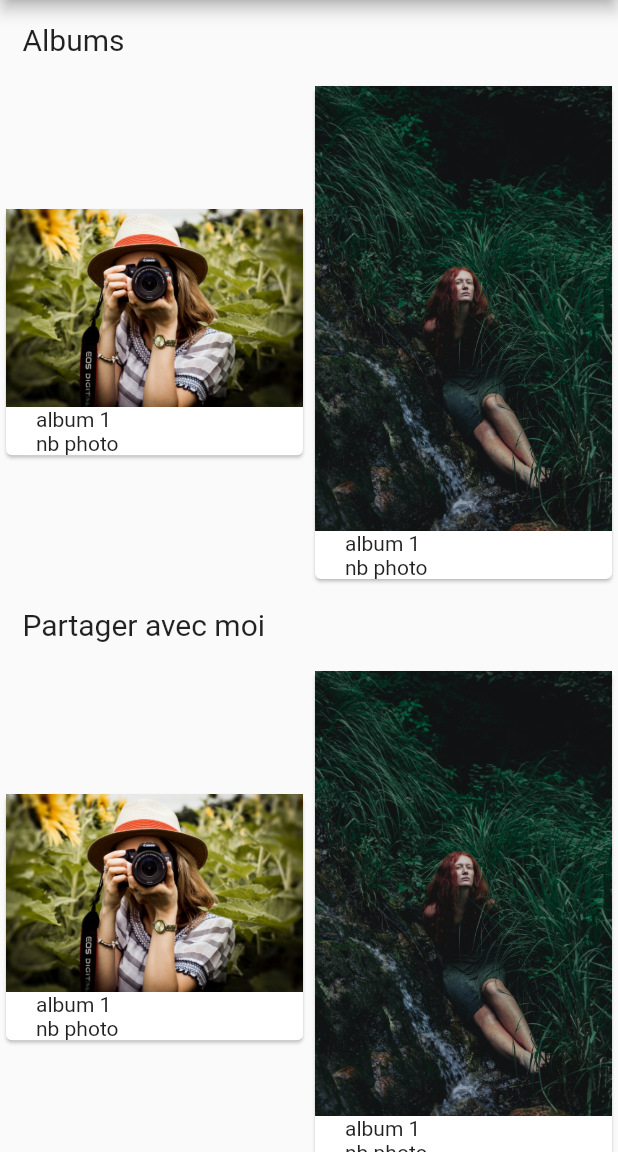
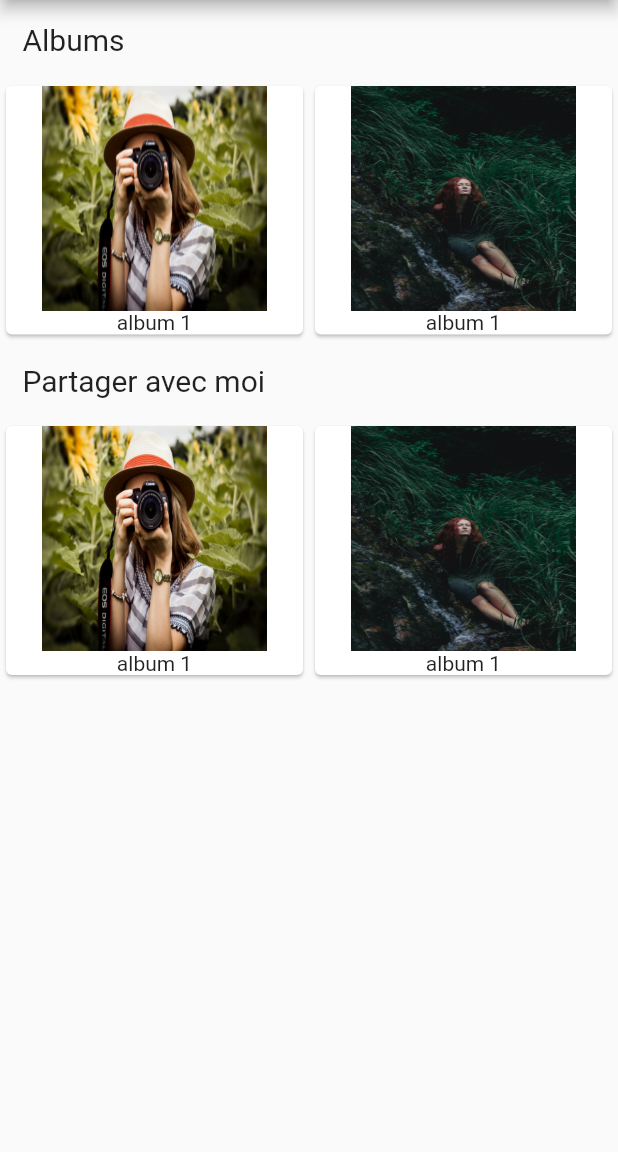
Before and after one commit to Darylabrador/SimpGalleryApp, a Flutter app: the Home screen opened by its route, on a phone screen of 412 x 824 dp, the part 84-1236 px from its top. Run offline on Flutter 3.47's test engine with Material 2 defaults, Android fonts, the phone set to English and light mode, and no system bars; our stand-ins replace flutter_dotenv.

Commit message:
MAJ Accueil (Ajustement des images)

```diff
--- a/lib/screens/home/albums_partager_widget.dart
+++ b/lib/screens/home/albums_partager_widget.dart
@@ -21,21 +21,9 @@ class AlbumsPartagerWidget extends StatelessWidget {
                 child: Card(
                   child: Column(
                     children: <Widget>[
-                      Image.asset('assets/sample-01.jpg'),
-                      Container(
-                        padding: EdgeInsets.only(
-                          left: 20,
-                        ),
-                        alignment: Alignment.topLeft,
-                        child: Text('album 1'),
-                      ),
-                      Container(
-                        padding: EdgeInsets.only(
-                          left: 20,
-                        ),
-                        alignment: Alignment.topLeft,
-                        child: Text('nb photo'),
-                      ),
+                      Image.asset('assets/sample-01.jpg',
+                          height: 150, width: 150, fit: BoxFit.fill),
+                      Text('album 1'),
                     ],
                   ),
                 ),
@@ -46,22 +34,10 @@ class AlbumsPartagerWidget extends StatelessWidget {
                 child: Card(
                   child: Column(
                     children: <Widget>[
-                      Image.asset('assets/sample-02.jpg'),
-                      Container(
-                        padding: EdgeInsets.only(
-                          left: 20,
-                        ),
-                        alignment: Alignment.topLeft,
-                        child: Text(
-                          'album 1',
-                        ),
-                      ),
-                      Container(
-                        padding: EdgeInsets.only(
-                          left: 20,
-                        ),
-                        alignment: Alignment.topLeft,
-                        child: Text('nb photo'),
+                      Image.asset('assets/sample-02.jpg',
+                          height: 150, width: 150, fit: BoxFit.fill),
+                      Text(
+                        'album 1',
                       ),
                     ],
                   ),
--- a/lib/screens/home/albums_widget.dart
+++ b/lib/screens/home/albums_widget.dart
@@ -21,21 +21,9 @@ class AlbumsWidget extends StatelessWidget {
                 child: Card(
                   child: Column(
                     children: <Widget>[
-                      Image.asset('assets/sample-01.jpg'),
-                      Container(
-                        padding: EdgeInsets.only(
-                          left: 20,
-                        ),
-                        alignment: Alignment.topLeft,
-                        child: Text('album 1'),
-                      ),
-                      Container(
-                        padding: EdgeInsets.only(
-                          left: 20,
-                        ),
-                        alignment: Alignment.topLeft,
-                        child: Text('nb photo'),
-                      ),
+                      Image.asset('assets/sample-01.jpg',
+                          height: 150, width: 150, fit: BoxFit.fill),
+                      Text('album 1'),
                     ],
                   ),
                 ),
@@ -46,22 +34,10 @@ class AlbumsWidget extends StatelessWidget {
                 child: Card(
                   child: Column(
                     children: <Widget>[
-                      Image.asset('assets/sample-02.jpg'),
-                      Container(
-                        padding: EdgeInsets.only(
-                          left: 20,
-                        ),
-                        alignment: Alignment.topLeft,
-                        child: Text(
-                          'album 1',
-                        ),
-                      ),
-                      Container(
-                        padding: EdgeInsets.only(
-                          left: 20,
-                        ),
-                        alignment: Alignment.topLeft,
-                        child: Text('nb photo'),
+                      Image.asset('assets/sample-02.jpg',
+                          height: 150, width: 150, fit: BoxFit.fill),
+                      Text(
+                        'album 1',
                       ),
                     ],
                   ),
```
